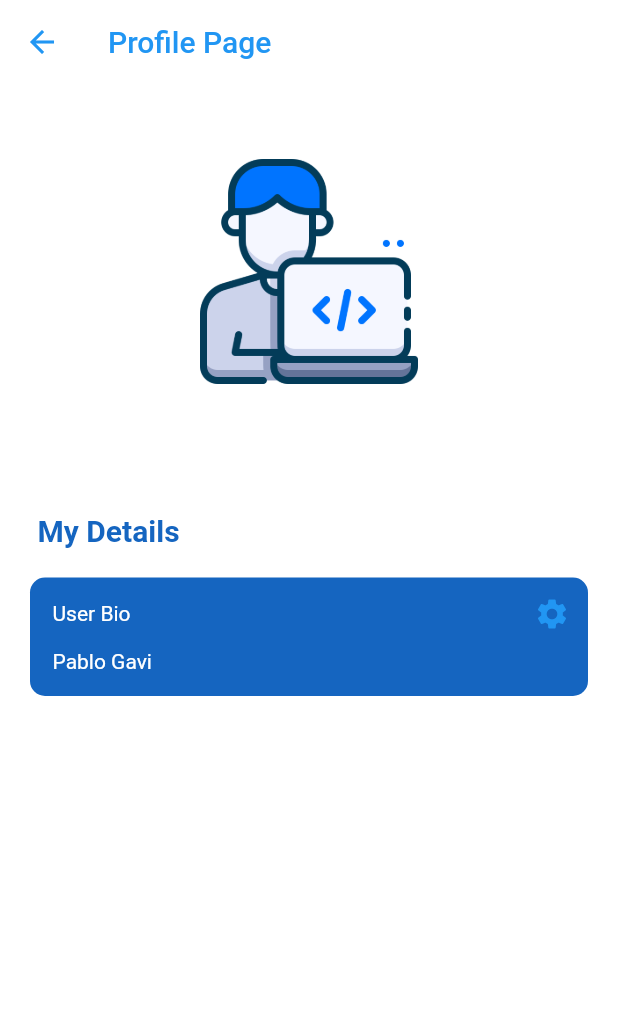
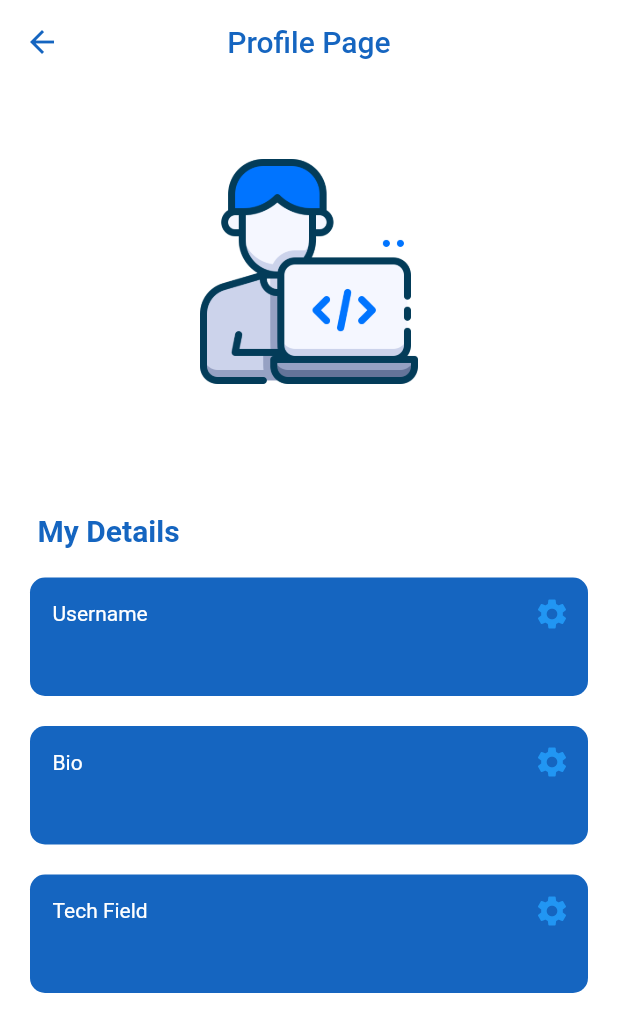
Before and after one commit to Tosin2289/Dev-Crib, a Flutter app: the ProfilePage screen opened directly, on a phone screen of 412 x 824 dp. Shown: the top 1032 px of the screen. Run offline on Flutter 3.47's test engine with Material 2 defaults, Android fonts, the light colour scheme and no system bars; our stand-ins replace cloud_firestore, firebase_auth, firebase_core, flutter_custom_clippers; accounts and stored records are empty.

Commit message:
eighth commit

```diff
--- a/lib/autenticate/loginpage.dart
+++ b/lib/autenticate/loginpage.dart
@@ -112,6 +112,7 @@ class _LoginPageState extends State<LoginPage> {
                     padding: const EdgeInsets.only(
                         left: 20.0, right: 20.0, bottom: 10.0),
                     child: Divider(
+                      thickness: 0.8,
                       color: Colors.blue.shade400,
                     ),
                   ),
@@ -134,6 +135,7 @@ class _LoginPageState extends State<LoginPage> {
                     padding: const EdgeInsets.only(
                         left: 20.0, right: 20.0, bottom: 10.0),
                     child: Divider(
+                      thickness: 0.8,
                       color: Colors.blue.shade400,
                     ),
                   ),
--- a/lib/pages/profilepage.dart
+++ b/lib/pages/profilepage.dart
@@ -1,3 +1,4 @@
+import 'package:cloud_firestore/cloud_firestore.dart';
 import 'package:firebase_auth/firebase_auth.dart';
 import 'package:flutter/material.dart';
 
@@ -12,20 +13,76 @@ class ProfilePage extends StatefulWidget {
 
 class _ProfilePageState extends State<ProfilePage> {
   final currentUser = FirebaseAuth.instance.currentUser!;
+  final usersCollection = FirebaseFirestore.instance.collection("Users");
+  Future<void> editField(String field) async {
+    String newValue = "";
+    await showDialog(
+      context: context,
+      builder: (context) => AlertDialog(
+        backgroundColor: Colors.blue[600],
+        title: Text(
+          "Edit $field",
+          style: TextStyle(color: Colors.white),
+        ),
+        content: TextField(
+          autofocus: true,
+          style: TextStyle(color: Colors.white),
+          decoration: InputDecoration(
+            hintText: 'Enter new $field',
+            hintStyle: TextStyle(color: Colors.grey),
+          ),
+          onChanged: (value) {
+            newValue = value;
+          },
+        ),
+        actions: [
+          TextButton(
+              onPressed: () {
+                Navigator.pop(context);
+              },
+              child: Text(
+                "Cancel",
+                style: TextStyle(color: Colors.white),
+              )),
+          TextButton(
+              onPressed: () {
+                Navigator.of(context).pop(newValue);
+              },
+              child: Text(
+                "Cancel",
+                style: TextStyle(color: Colors.white),
+              )),
+        ],
+      ),
+    );
+    if (newValue.trim().length > 0) {
+      await usersCollection.doc(currentUser.email).update({field: newValue});
+    }
+  }
+
   @override
   Widget build(BuildContext context) {
     return Scaffold(
         backgroundColor: Colors.white,
         appBar: AppBar(
-        iconTheme: const IconThemeData(color: Colors.blue),
+          iconTheme:  IconThemeData(color: Colors.blue[800]),
           elevation: 0,
-        title: const Text(
+          centerTitle: true,
+          title: Text(
             "Profile Page",
-          style: TextStyle(color: Colors.blue),
+            style: TextStyle(color: Colors.blue[800]),
           ),
           backgroundColor: Colors.white,
         ),
-      body: ListView(
+        body: StreamBuilder<DocumentSnapshot>(
+          stream: FirebaseFirestore.instance
+              .collection("Users")
+              .doc(currentUser.email)
+              .snapshots(),
+          builder: (context, snapshot) {
+            if (snapshot.hasData) {
+              final userData = snapshot.data!.data() as Map<String, dynamic>;
+              return ListView(
                 children: [
                   const SizedBox(
                     height: 50,
@@ -57,11 +114,38 @@ class _ProfilePageState extends State<ProfilePage> {
                     ),
                   ),
                   MyTextBox(
-            sectionName: 'User Bio',
-            text: "Pablo Gavi",
-          )
+                    sectionName: 'Username',
+                    text: userData['username'],
+                    onPressed: () => editField('Username'),
+                  ),
+                  MyTextBox(
+                    sectionName: 'Bio',
+                    text: userData['Bio'],
+                    onPressed: () => editField('Bio'),
+                  ),
+                  MyTextBox(
+                    sectionName: 'Tech Field',
+                    text: userData['Stack'],
+                    onPressed: () {
+                      editField('Tech Field');
+                    },
+                  ),
+                  const SizedBox(
+                    height: 50,
+                  ),
                 ],
+              );
+            } else if (snapshot.hasError) {
+              return Center(
+                child: Text('Error${snapshot.error.toString()}'),
+              );
+            }
+            return const Center(
+              child: CircularProgressIndicator(
+                color: Colors.blue,
               ),
             );
+          },
+        ));
   }
 }
--- a/lib/widgets/drawer.dart
+++ b/lib/widgets/drawer.dart
@@ -11,7 +11,7 @@ class MyDrawer extends StatelessWidget {
   @override
   Widget build(BuildContext context) {
     return Drawer(
-        backgroundColor: Colors.grey[800],
+        backgroundColor: Colors.blue[800],
         child: Column(
           mainAxisAlignment: MainAxisAlignment.spaceBetween,
           children: [
--- a/lib/widgets/like_button.dart
+++ b/lib/widgets/like_button.dart
@@ -12,7 +12,7 @@ class LikeButton extends StatelessWidget {
       onTap: onTap,
       child: Icon(
         isLiked ? Icons.favorite : Icons.favorite_border,
-        color: isLiked ? Colors.red : Colors.grey,
+        color: isLiked ? Colors.red : Colors.white,
       ),
     );
   }
--- a/lib/widgets/text_box.dart
+++ b/lib/widgets/text_box.dart
@@ -3,7 +3,12 @@ import 'package:flutter/material.dart';
 class MyTextBox extends StatelessWidget {
   final String text;
   final String sectionName;
-  const MyTextBox({Key? key, required this.text, required this.sectionName})
+  void Function()? onPressed;
+  MyTextBox(
+      {Key? key,
+      required this.text,
+      required this.sectionName,
+      required this.onPressed})
       : super(key: key);
 
   @override
@@ -25,14 +30,15 @@ class MyTextBox extends StatelessWidget {
               ),
               IconButton(
                 onPressed: () {},
-                icon: Icon(Icons.settings),
+                icon: const Icon(Icons.settings),
                 color: Colors.blue,
               )
             ],
           ),
           Text(
             text,
-            style: TextStyle(color: Colors.white),
+            style: const TextStyle(
+                color: Colors.white, fontWeight: FontWeight.bold),
           )
         ],
       ),
--- a/lib/widgets/text_field.dart
+++ b/lib/widgets/text_field.dart
@@ -22,11 +22,11 @@ class MytextField extends StatelessWidget {
       decoration: InputDecoration(
           enabledBorder: OutlineInputBorder(
             borderRadius: BorderRadius.circular(12),
-            borderSide: const BorderSide(color: Colors.white),
+            borderSide: const BorderSide(color: Colors.blue),
           ),
           focusedBorder: OutlineInputBorder(
             borderRadius: BorderRadius.circular(12),
-            borderSide: const BorderSide(color: Colors.white),
+            borderSide: const BorderSide(color: Colors.blue),
           ),
           hintText: hintText,
           fillColor: Colors.grey[200],
```
Also changed, not shown: lib/autenticate/registerpage.dart (+18 -26 lines), lib/pages/homepage.dart (+13 -5 lines), lib/widgets/crib_posts.dart (+8 -4 lines). Lines whose indentation alone changed are shown as unchanged.
